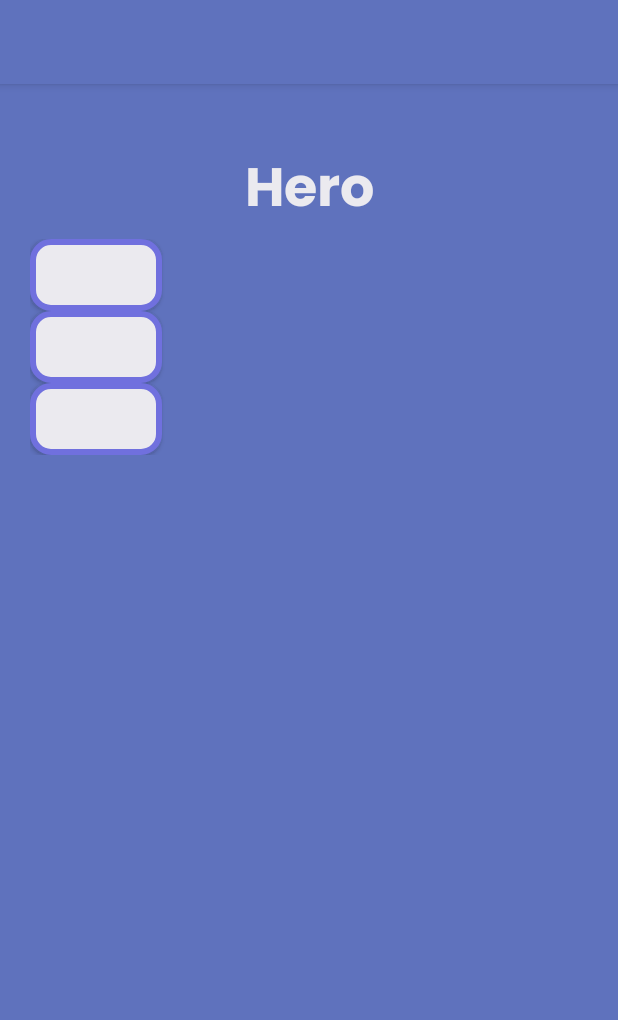
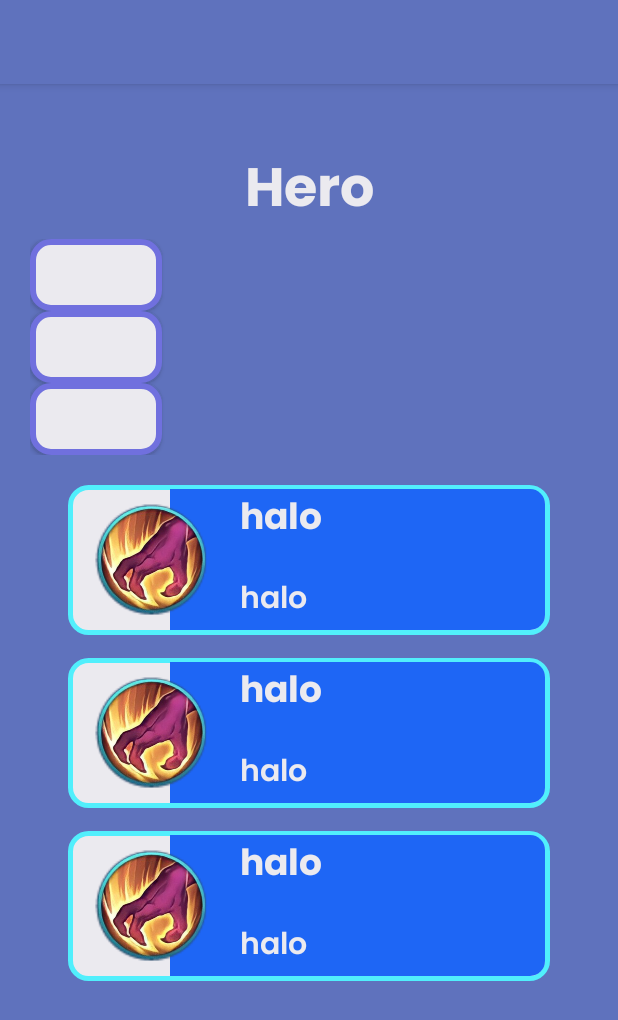
Before and after one commit to Mikaelazzz/Neozy, an Android app: the layout activity_beranda.xml on its own in the app's theme, with its tools: preview values and no code run, on a phone screen of 412 x 824 dp. Shown: the top 1020 px of the screen. Run offline under Robolectric (Android 15) with nearby library versions, the phone set to English and light mode, and no system bars.

Commit message:
Update list_heroes.xml

```diff
--- a/app/src/main/res/layout/list_heroes.xml
+++ b/app/src/main/res/layout/list_heroes.xml
@@ -1,19 +1,45 @@
 <?xml version="1.0" encoding="utf-8"?>
 <LinearLayout xmlns:android="http://schemas.android.com/apk/res/android"
+    android:id="@+id/div2"
+    android:layout_width="match_parent"
+    android:layout_height="100dp"
+    android:maxHeight="350dp"
+    android:minHeight="100dp"
+    android:layout_marginLeft="15dp"
+    android:layout_marginRight="15dp"
+    android:layout_marginBottom="15dp"
+    android:orientation="vertical"
+    >
+
+    <RelativeLayout
         android:id="@+id/div1"
         android:layout_width="match_parent"
-    android:layout_height="wrap_content"
+        android:layout_height="100dp"
         android:orientation="horizontal"
         android:layout_marginLeft="10dp"
         android:layout_marginRight="10dp"
-    android:layout_marginBottom="15dp"
+        android:background="@drawable/back_card"
+        android:paddingTop="2.8dp"
+        android:paddingBottom="3.2dp"
+        android:paddingRight="3.2dp"
         >
 
         <ImageView
+            android:layout_width="250dp"
+            android:layout_height="100dp"
+            android:background="@drawable/card_heroes"
+            android:layout_alignParentRight="true">
+        </ImageView>
+
+
+        <ImageView
             android:id="@+id/images"
-        android:layout_width="100dp"
-        android:layout_height="100dp"
+            android:layout_width="75dp"
+            android:layout_height="75dp"
+            android:src="@drawable/retri"
             android:contentDescription="Logo"
+            android:layout_centerVertical="true"
+            android:layout_marginLeft="18dp"
             />
 
         <LinearLayout
@@ -29,7 +55,9 @@
                 android:layout_height="wrap_content"
                 android:fontFamily="@font/poppinsbold"
                 android:textColor="@color/font"
-            android:textSize="24sp" />
+                android:text="halo"
+                android:textSize="24sp"
+                android:layout_marginLeft="85dp"/>
 
             <TextView
                 android:id="@+id/desc"
@@ -38,6 +66,11 @@
                 android:layout_marginTop="16sp"
                 android:fontFamily="@font/poppinssemibold"
                 android:textColor="@color/font"
-            android:textSize="20sp" />
+                android:text="halo"
+                android:textSize="20sp"
+                android:layout_marginLeft="85dp"/>
         </LinearLayout>
+    </RelativeLayout>
+
+
 </LinearLayout>
```
Lines whose indentation alone changed are shown as unchanged.
